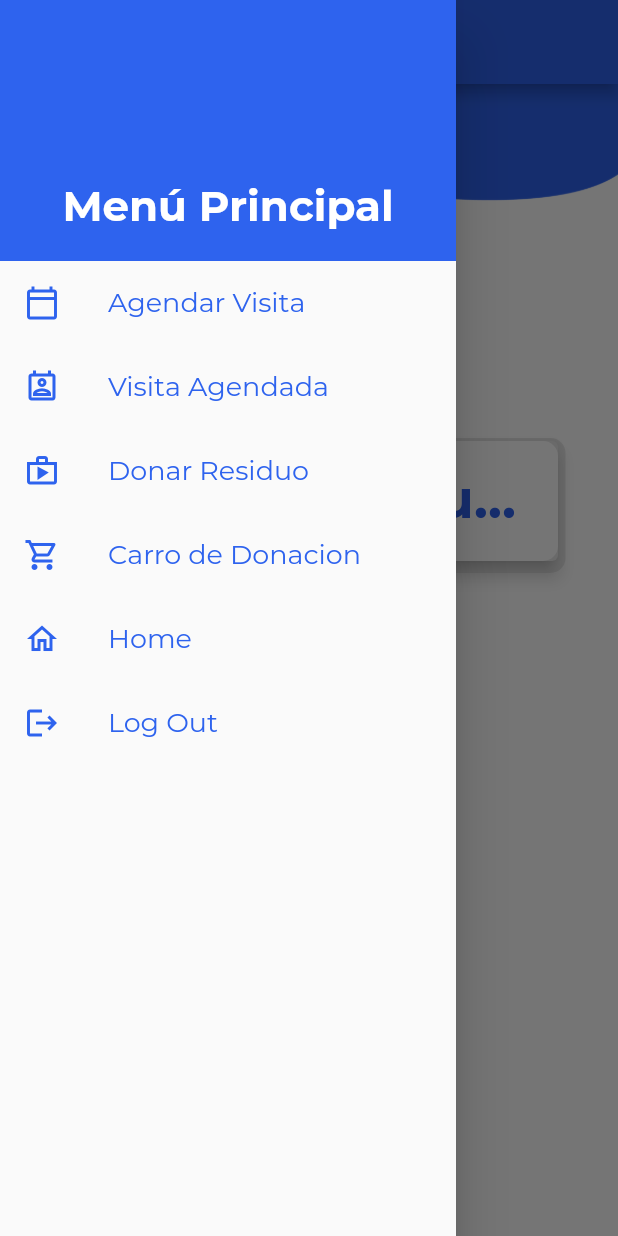
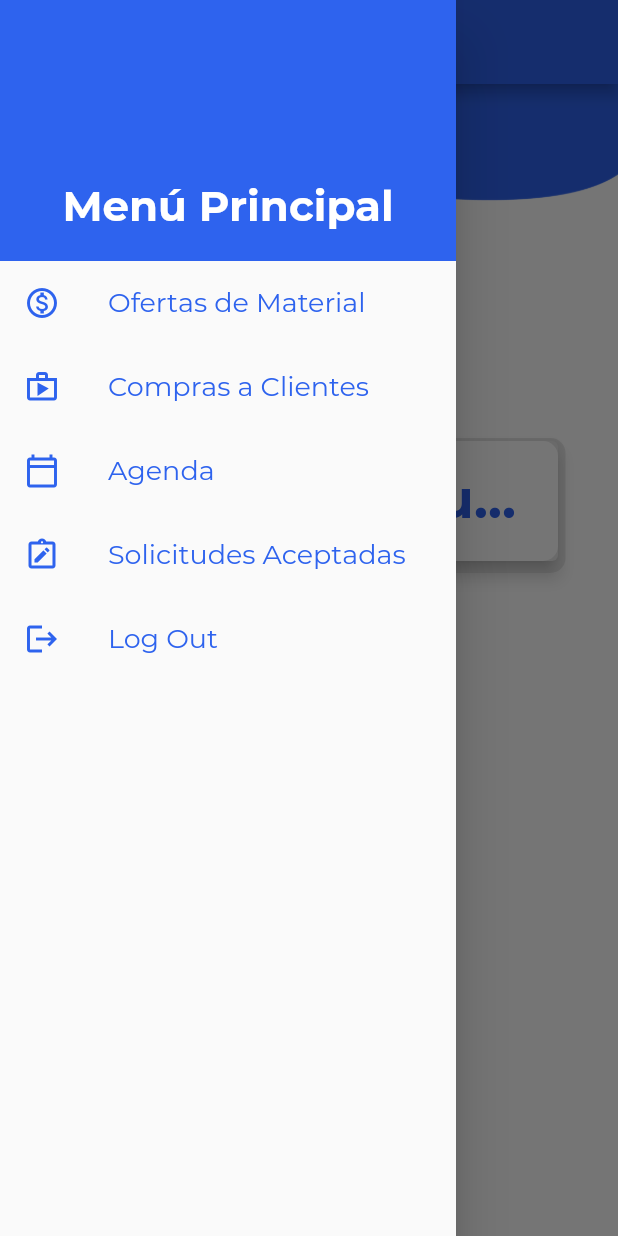
Before and after one commit to Jcss1462/reciclajeApp, a Flutter app: the InicioCentrodeAcopio screen opened by its route, with the side drawer open, on a phone screen of 412 x 824 dp. Run offline on Flutter 3.47's test engine with Material 2 defaults, Android fonts, the light colour scheme and no system bars; our stand-ins replace firebase_auth, firebase_core, flutter_dotenv, geolocator, google_maps_flutter, shared_preferences; missing offline and left inert: flutter_polyline_points, geocoder; accounts and stored records are empty.

Commit message:
navbar centro de acopio

```diff
--- a/lib/page/inicioCentrodeAcopio.dart
+++ b/lib/page/inicioCentrodeAcopio.dart
@@ -1,6 +1,6 @@
 import 'package:flutter/material.dart';
 import 'package:reciclaje_app/core/constants.dart';
-import 'package:reciclaje_app/widgets/navbarCiudadanoCivil.dart';
+import 'package:reciclaje_app/widgets/navbarCentrodeAcopio.dart';
 
 class InicioCentrodeAcopio extends StatefulWidget {
   const InicioCentrodeAcopio({Key key}) : super(key: key);
@@ -13,11 +13,11 @@ class _InicioCentrodeAcopioState extends State<InicioCentrodeAcopio> {
   @override
   Widget build(BuildContext context) {
     return Scaffold(
-      drawer: NavBarCiudadanoCivil(),
+      drawer: NavBarCentrodeAcopio(),
       appBar: AppBar(
         backgroundColor: Color.fromRGBO(46, 99, 238, 1),
         title: Text(
-          "Ciudadano Civil",
+          "Centro de Acopio",
           style: TextStyle(
               color: Colors.white, fontWeight: FontWeight.bold, fontSize: 20),
         ),
--- /dev/null
+++ b/lib/widgets/navbarCentrodeAcopio.dart
@@ -0,0 +1,170 @@
+import 'package:flutter/material.dart';
+import 'package:reciclaje_app/service/preferences.dart';
+import 'package:reciclaje_app/widgets/dialogBox.dart';
+import '../core/constants.dart';
+
+class NavBarCentrodeAcopio extends StatelessWidget {
+  @override
+  Widget build(BuildContext context) {
+    return Drawer(
+      child: Column(
+        children: <Widget>[
+          Container(
+            width: double.infinity,
+            padding: EdgeInsets.all(20),
+            color: Color.fromRGBO(46, 99, 238, 1),
+            child: Column(
+              children: <Widget>[
+                Container(
+                  width: 100,
+                  height: 100,
+                ),
+                Text(
+                  "Menú Principal",
+                  style: TextStyle(
+                      color: Colors.white,
+                      fontWeight: FontWeight.bold,
+                      fontSize: 28),
+                ),
+              ],
+            ),
+          ),
+          ListTile(
+            leading: Icon(
+              Icons.monetization_on_outlined,
+              color: Color.fromRGBO(46, 99, 238, 1),
+            ),
+            title: Text(
+              "Ofertas de Material",
+              style: TextStyle(
+                  color: Color.fromRGBO(46, 99, 238, 1),
+                  fontWeight: FontWeight.normal,
+                  fontSize: 18),
+            ),
+            onTap: () {
+              Navigator.pushNamed(context, formAgendaVisitaCivil);
+            },
+          ),
+          ListTile(
+            leading: Icon(
+              Icons.shop_outlined,
+              color: Color.fromRGBO(46, 99, 238, 1),
+            ),
+            title: Text(
+              "Compras a Clientes",
+              style: TextStyle(
+                  color: Color.fromRGBO(46, 99, 238, 1),
+                  fontWeight: FontWeight.normal,
+                  fontSize: 18),
+            ),
+            onTap: () {
+              Navigator.pushNamed(context, listaVisitasAgendadas);
+            },
+          ),
+          ListTile(
+            leading: Icon(
+              Icons.calendar_today_outlined,
+              color: Color.fromRGBO(46, 99, 238, 1),
+            ),
+            title: Text(
+              "Agenda",
+              style: TextStyle(
+                  color: Color.fromRGBO(46, 99, 238, 1),
+                  fontWeight: FontWeight.normal,
+                  fontSize: 18),
+            ),
+            onTap: () {
+              Navigator.pushNamed(context, donacionFormCivil);
+            },
+          ),
+          ListTile(
+            leading: Icon(
+              Icons.note_alt_outlined,
+              color: Color.fromRGBO(46, 99, 238, 1),
+            ),
+            title: Text(
+              "Solicitudes Aceptadas",
+              style: TextStyle(
+                  color: Color.fromRGBO(46, 99, 238, 1),
+                  fontWeight: FontWeight.normal,
+                  fontSize: 18),
+            ),
+            onTap: () {
+              Navigator.pushNamed(context, carrodeDonacionCivil);
+            },
+          ),
+          ListTile(
+            leading: Icon(
+              Icons.logout,
+              color: Color.fromRGBO(46, 99, 238, 1),
+            ),
+            title: Text(
+              "Log Out",
+              style: TextStyle(
+                  color: Color.fromRGBO(46, 99, 238, 1),
+                  fontWeight: FontWeight.normal,
+                  fontSize: 18),
+            ),
+            onTap: () {
+              showDialog(
+                  context: context,
+                  builder: (context) => AlertDialog(
+                          title: Text(
+                            "Cerrar Sesión",
+                            style: TextStyle(
+                              color: Color.fromRGBO(46, 99, 238, 1),
+                              fontWeight: FontWeight.bold,
+                              fontSize: 20,
+                            ),
+                          ),
+                          content: Text(
+                            "Esta seguro que desea cerrar la sesión",
+                          ),
+                          actions: <Widget>[
+                            TextButton(
+                                child: Text(
+                                  'Ok',
+                                  style: TextStyle(
+                                    color: Color.fromRGBO(46, 99, 238, 1),
+                                    fontWeight: FontWeight.bold,
+                                    fontSize: 15,
+                                  ),
+                                ),
+                                onPressed: () {
+                                  //eliminamos todas las preferencias y re dirigimos a Login
+                                  Preferences preferences = new Preferences();
+                                  preferences
+                                      .eliminarPreferencias()
+                                      .then((value) {
+                                    Navigator.of(context)
+                                        .popUntil((route) => route.isFirst);
+                                  }).onError((error, stackTrace) {
+                                    showDialog(
+                                      context: context,
+                                      builder: (context) => DialogBox(
+                                          "Error al cerrar sesión",
+                                          error.toString()),
+                                    );
+                                  });
+                                }),
+                            TextButton(
+                              child: Text(
+                                "Cancelar",
+                                style: TextStyle(
+                                  color: Color.fromRGBO(46, 99, 238, 1),
+                                  fontWeight: FontWeight.bold,
+                                  fontSize: 15,
+                                ),
+                              ),
+                              onPressed: () {
+                                Navigator.pop(context);
+                              },
+                            )
+                          ]));
+            },
+          ),
+        ],
+      ),
+    );
+  }
+}
```
